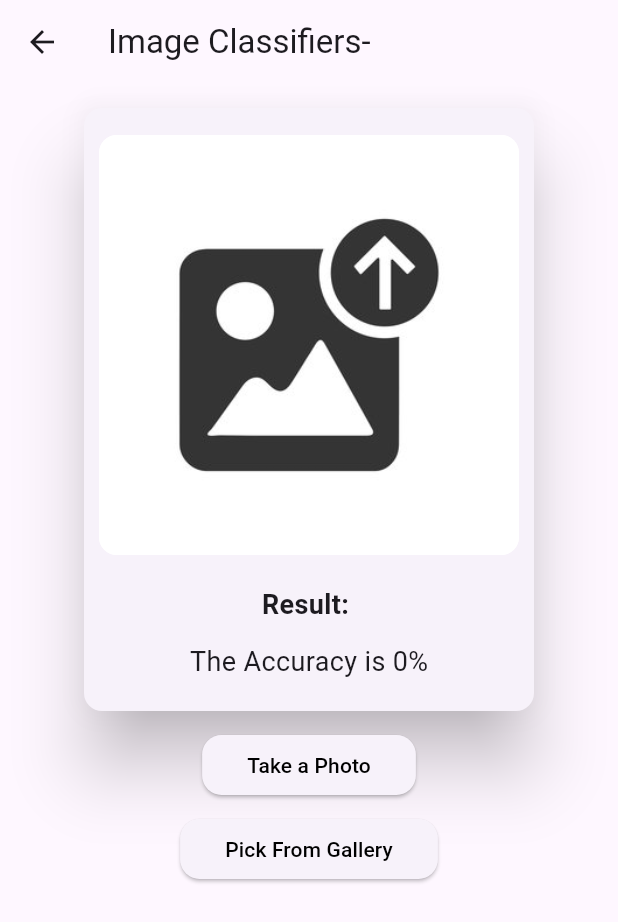
After one commit to jvpm0930/dentease, a Flutter app: the ImageClassifierScreen screen opened directly, after a tap on "Pick From Gallery", on a phone screen of 412 x 824 dp. The commit adds this screen. Shown: the top 922 px of the screen. Run offline on Flutter 3.47's test engine with Material 3 defaults, Android fonts, the phone set to English and light mode, and no system bars; our stand-ins replace geolocator, google_maps_flutter, image_picker, shared_preferences, supabase_flutter, table_calendar; missing offline and left inert: flutter_tflite; accounts and stored records are empty; network calls fail.

Commit message:
AI updated

```diff
--- /dev/null
+++ b/assets/labels.txt
@@ -0,0 +1,3 @@
+Calculus
+Gengivitis
+Tooth Discoloration
--- /dev/null
+++ b/lib/clinic/scanner/imangeScanner.dart
@@ -0,0 +1,168 @@
+import 'dart:io';
+
+import 'package:flutter/material.dart';
+import 'package:flutter_tflite/flutter_tflite.dart';
+import 'package:image_picker/image_picker.dart';
+
+import 'dart:developer' as devtools;
+
+class ImageClassifierScreen extends StatefulWidget {
+  const ImageClassifierScreen({super.key});
+
+  @override
+  State<ImageClassifierScreen> createState() => _ImageClassifierScreenState();
+}
+
+class _ImageClassifierScreenState extends State<ImageClassifierScreen> {
+  File? filePath;
+  String label = '';
+  double confidence = 0.0;
+
+  Future<void> _tfLteInit() async {
+    String? res = await Tflite.loadModel(
+        model: "assets/model.tflite",
+        labels: "assets/labels.txt",
+        numThreads: 1, // defaults to 1
+        isAsset:
+            true, // defaults to true, set to false to load resources outside assets
+        useGpuDelegate:
+            false // defaults to false, set to true to use GPU delegate
+        );
+  }
+
+  pickImageGallery() async {
+    final ImagePicker picker = ImagePicker();
+    final XFile? image = await picker.pickImage(source: ImageSource.gallery);
+
+    if (image == null) return;
+
+    var imageMap = File(image.path);
+
+    setState(() {
+      filePath = imageMap;
+    });
+
+    var recognitions = await Tflite.runModelOnImage(
+        path: image.path, // required
+        imageMean: 0.0, // defaults to 117.0
+        imageStd: 255.0, // defaults to 1.0
+        numResults: 2, // defaults to 5
+        threshold: 0.2, // defaults to 0.1
+        asynch: true // defaults to true
+        );
+
+    if (recognitions == null) {
+      devtools.log("recognitions is Null");
+      return;
+    }
+    devtools.log(recognitions.toString());
+    setState(() {
+      confidence = (recognitions[0]['confidence'] * 100);
+      label = recognitions[0]['label'].toString();
+    });
+  }
+
+  @override
+  void dispose() {
+    super.dispose();
+    Tflite.close();
+  }
+
+  @override
+  void initState() {
+    super.initState();
+    _tfLteInit();
+  }
+
+  @override
+  Widget build(BuildContext context) {
+    return Scaffold(
+      appBar: AppBar(title: const Text("Image Classifiers-")),
+      body: SingleChildScrollView(
+        child: Center(
+          child: Column(
+            children: [
+              const SizedBox(
+                height: 12,
+              ),
+              Card(
+                elevation: 20,
+                clipBehavior: Clip.hardEdge,
+                child: SizedBox(
+                  width: 300,
+                  child: SingleChildScrollView(
+                    child: Column(
+                      children: [
+                        SizedBox(
+                          height: 18,
+                        ),
+                        Container(
+                          height: 280,
+                          width: 280,
+                          decoration: BoxDecoration(
+                              color: Colors.white,
+                              borderRadius: BorderRadius.circular(12),
+                              image: const DecorationImage(
+                                  image: AssetImage('assets/upload.jpg'))),
+                          child: filePath == null
+                              ? const Text('')
+                              : Image.file(
+                                  filePath!,
+                                  fit: BoxFit.fill,
+                                ),
+                        ),
+                        const SizedBox(
+                          height: 12,
+                        ),
+                        Padding(
+                          padding: EdgeInsets.all(8.0),
+                          child: Column(
+                            children: [
+                              Text(
+                                "Result: $label",
+                                style: const TextStyle(
+                                    fontSize: 18, fontWeight: FontWeight.bold),
+                              ),
+                              SizedBox(height: 12),
+                              Text(
+                                "The Accuracy is ${confidence.toStringAsFixed(0)}%",
+                                style: const TextStyle(fontSize: 18),
+                              ),
+                              SizedBox(height: 12)
+                            ],
+                          ),
+                        ),
+                      ],
+                    ),
+                  ),
+                ),
+              ),
+              const SizedBox(height: 8),
+              ElevatedButton(
+                  onPressed: () {},
+                  style: ElevatedButton.styleFrom(
+                      padding: const EdgeInsets.symmetric(
+                          horizontal: 30, vertical: 10),
+                      shape: RoundedRectangleBorder(
+                          borderRadius: BorderRadius.circular(13)),
+                      foregroundColor: Colors.black),
+                  child: const Text("Take a Photo")),
+              const SizedBox(height: 8),
+              ElevatedButton(
+                  onPressed: () {
+                    pickImageGallery();
+                  },
+                  style: ElevatedButton.styleFrom(
+                      padding: const EdgeInsets.symmetric(
+                          horizontal: 30, vertical: 10),
+                      shape: RoundedRectangleBorder(
+                          borderRadius: BorderRadius.circular(13)),
+                      foregroundColor: Colors.black),
+                  child: const Text("Pick From Gallery")),
+            ],
+          ),
+        ),
+      ),
+    );
+  }
+}
--- a/lib/main.dart
+++ b/lib/main.dart
@@ -25,7 +25,7 @@ class MyApp extends StatelessWidget {
         inputDecorationTheme: InputDecorationTheme(
           filled: true,
           fillColor: Colors.grey[300], // Light grey background
-          hintStyle: TextStyle(color: Colors.blueAccent), // Dark blue text
+          hintStyle: TextStyle(color: Colors.indigoAccent[900]),
           border: OutlineInputBorder(
             borderRadius: BorderRadius.circular(30), // Rounded corners
             borderSide: BorderSide.none, // No border
--- a/lib/patients/patient_clinicv2.dart
+++ b/lib/patients/patient_clinicv2.dart
@@ -43,7 +43,7 @@ class _PatientClinicInfoPageState extends State<PatientClinicInfoPage> {
           .from('services')
           .select('service_id, service_name, service_price')
           .eq('clinic_id', widget.clinicId)
-          .eq('status', 'approved'); // Only approved services
+          .eq('status', 'active');
 
       final response = await supabase
           .from('feedbacks')
--- a/lib/widgets/patientWidgets/patient_footer.dart
+++ b/lib/widgets/patientWidgets/patient_footer.dart
@@ -1,5 +1,5 @@
 import 'package:dentease/clinic/models/patient_clinicchat_list.dart';
-import 'package:dentease/clinic/scanner/camera.dart';
+import 'package:dentease/clinic/scanner/imangeScanner.dart';
 import 'package:dentease/patients/patient_booking_pend.dart';
 import 'package:dentease/patients/patient_pagev2.dart';
 import 'package:dentease/patients/patient_profile.dart';
@@ -37,7 +37,7 @@ class PatientFooter extends StatelessWidget {
                 _buildNavImage('assets/icons/home.png', context, PatientPage()),
                 _buildNavImage('assets/icons/calendar.png', context,
                     PatientBookingPend(patientId: patientId)),
-                _buildNavImage('assets/icons/scan.png', context, ToothScannerPage()),
+                _buildNavImage('assets/icons/scan.png', context, ImageClassifierScreen()),
                 _buildNavImage('assets/icons/chat.png', context, PatientClinicChatList(patientId: patientId)),
                 _buildNavImage(
                     'assets/icons/profile.png', context, PatientProfile(patientId: patientId)),
```
Also changed, not shown: lib/clinic/models/clinic_patientchat_list.dart (+36 -6 lines), lib/clinic/scanner/camera.dart (deleted, +0 -200 lines), lib/clinic/scanner/result.dart (deleted, +0 -139 lines), lib/dentist/dentist_clinic_front.dart (+28 -20 lines), pubspec.yaml (+6 -22 lines), assets/upload.jpg (added), pubspec.lock, 13 other files.
